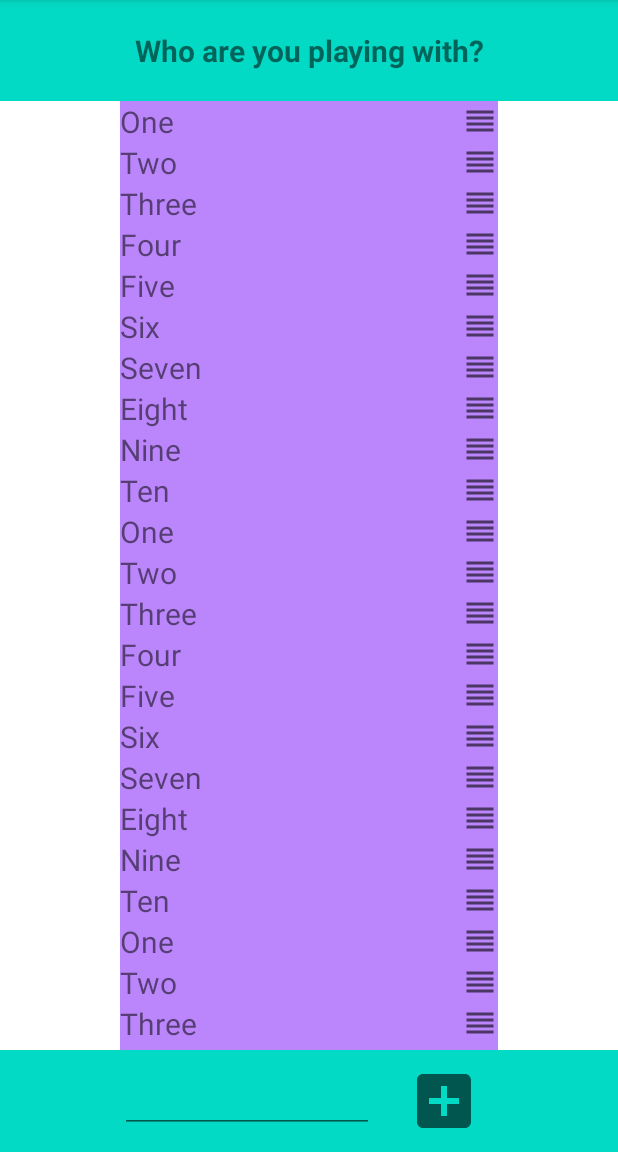
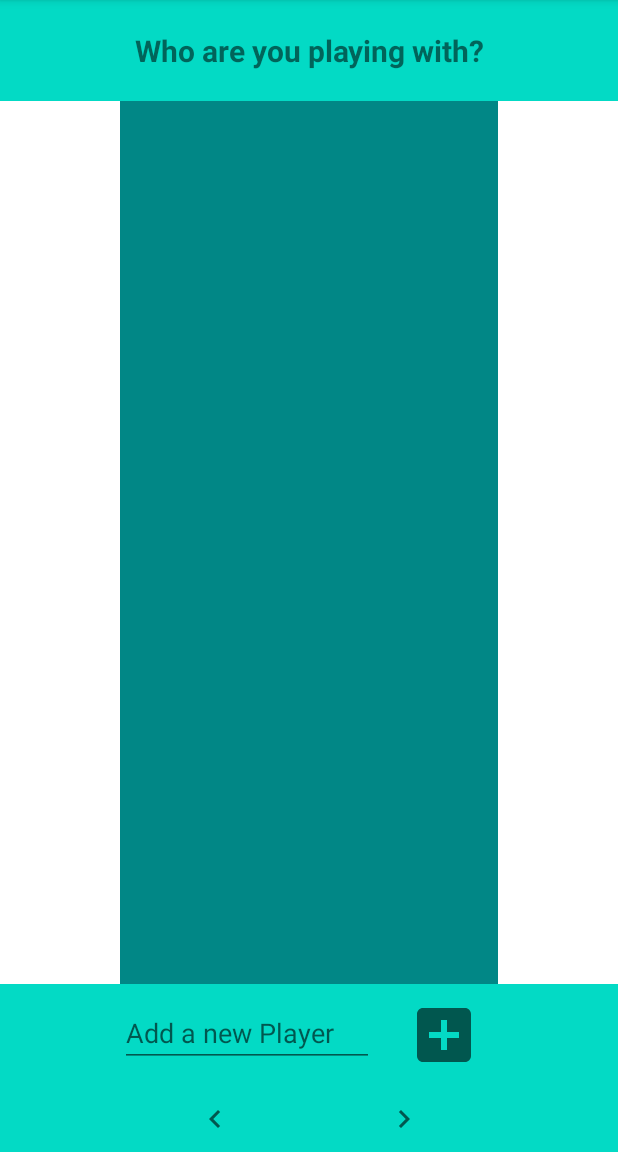
Before and after one commit to jpohlmeyer/scorekeeperkotlin, an Android app: the AddPlayersFragment screen opened through its navigation route, on a phone screen of 412 x 824 dp, the part 84-1236 px from its top. Run offline under Robolectric (Android 15) with nearby library versions, the phone set to English and light mode, and no system bars.

Commit message:
Add AddPlayersViewModel

```diff
--- a/app/build.gradle
+++ b/app/build.gradle
@@ -44,6 +44,9 @@ dependencies {
     implementation 'androidx.legacy:legacy-support-v4:1.0.0'
     kapt 'com.google.dagger:hilt-compiler:2.40.5'
 
+    //ViewModel
+    implementation 'androidx.lifecycle:lifecycle-viewmodel-ktx:2.4.0'
+
     // navigation
     implementation "androidx.navigation:navigation-fragment-ktx:$nav_version"
     implementation "androidx.navigation:navigation-ui-ktx:$nav_version"
--- /dev/null
+++ b/app/src/main/java/com/github/jpohlmeyer/scorekeeperkotlin/model/Player.kt
@@ -0,0 +1,4 @@
+package com.github.jpohlmeyer.scorekeeperkotlin.model
+
+data class Player (var name: String,
+              var points: Int = 0)
--- a/app/src/main/java/com/github/jpohlmeyer/scorekeeperkotlin/screens/AddPlayersFragment.kt
+++ b/app/src/main/java/com/github/jpohlmeyer/scorekeeperkotlin/screens/AddPlayersFragment.kt
@@ -5,19 +5,25 @@ import android.view.LayoutInflater
 import android.view.View
 import android.view.ViewGroup
 import androidx.fragment.app.Fragment
+import androidx.fragment.app.viewModels
+import androidx.lifecycle.Observer
 import androidx.recyclerview.widget.ItemTouchHelper
 import androidx.recyclerview.widget.LinearLayoutManager
 import androidx.recyclerview.widget.RecyclerView
 import com.github.jpohlmeyer.scorekeeperkotlin.databinding.FragmentAddPlayersBinding
-import com.github.jpohlmeyer.scorekeeperkotlin.screens.addplayers.playerlist.OnListTouchListener
+import com.github.jpohlmeyer.scorekeeperkotlin.model.Player
+import com.github.jpohlmeyer.scorekeeperkotlin.screens.addplayers.AddPlayersViewModel
+import com.github.jpohlmeyer.scorekeeperkotlin.screens.addplayers.playerlist.OnTouchListChangedListener
 import com.github.jpohlmeyer.scorekeeperkotlin.screens.addplayers.playerlist.OnStartDragListener
 import com.github.jpohlmeyer.scorekeeperkotlin.screens.addplayers.playerlist.PlayerListAdapter
 import com.github.jpohlmeyer.scorekeeperkotlin.screens.addplayers.playerlist.PlayerNameTouchHelperCallback
+import java.util.*
 
-class AddPlayersFragment : Fragment(), OnStartDragListener, OnListTouchListener {
+class AddPlayersFragment : Fragment(), OnStartDragListener, OnTouchListChangedListener {
 
     private var _binding: FragmentAddPlayersBinding? = null
     private val binding get() = _binding!!
+    private val viewModel: AddPlayersViewModel by viewModels()
     private lateinit var playerlistView: RecyclerView
     private lateinit var itemTouchHelper: ItemTouchHelper
     private lateinit var playerListAdapter: PlayerListAdapter
@@ -38,19 +44,48 @@ class AddPlayersFragment : Fragment(), OnStartDragListener, OnListTouchListener
 
         itemTouchHelper = ItemTouchHelper(PlayerNameTouchHelperCallback(this))
         itemTouchHelper.attachToRecyclerView(playerlistView)
+
+
+        val playerListObserver = Observer<List<Player>> { newList ->
+            playerListAdapter.updatePlayerList(newList)
+        }
+        viewModel.playerLiveData.observe(viewLifecycleOwner, playerListObserver)
+
+        binding.addPlayerButton.setOnClickListener(this::addPlayerOnClick)
+    }
+
+    private fun addPlayerOnClick(view: View) {
+        val player = Player(binding.addPlayerName.text.toString())
+        onItemAdded(player)
+        binding.addPlayerName.setText("")
     }
 
     override fun onStartDrag(viewHolder: RecyclerView.ViewHolder) {
         itemTouchHelper.startDrag(viewHolder)
     }
 
-    override fun onItemMove(fromPosition: Int, toPosition: Int): Boolean {
-        return playerListAdapter.itemMove(fromPosition, toPosition)
+    override fun onItemMove(fromPosition: Int, toPosition: Int) {
+        playerListAdapter.itemMove(fromPosition, toPosition)
+        val playerList: MutableList<Player> = viewModel.playerLiveData.value!!
+        Collections.swap(playerList, fromPosition, toPosition)
+        viewModel.playerLiveData.value = playerList
     }
 
     override fun onItemDismiss(position: Int) {
         playerListAdapter.itemDismiss(position)
+        val playerList: MutableList<Player> = viewModel.playerLiveData.value!!
+        playerList.removeAt(position)
+        viewModel.playerLiveData.value = playerList
     }
+
+    private fun onItemAdded(player: Player) {
+        playerListAdapter.itemAdd(player)
+        val playerList: MutableList<Player> = viewModel.playerLiveData.value!!
+        playerList.add(player)
+        viewModel.playerLiveData.value = playerList
+    }
+
+
 
     override fun onDestroyView() {
         super.onDestroyView()
--- a/app/src/main/java/com/github/jpohlmeyer/scorekeeperkotlin/screens/StartFragment.kt
+++ b/app/src/main/java/com/github/jpohlmeyer/scorekeeperkotlin/screens/StartFragment.kt
@@ -1,32 +1,50 @@
 package com.github.jpohlmeyer.scorekeeperkotlin.screens
 
 import android.os.Bundle
+import android.util.AttributeSet
 import android.view.LayoutInflater
 import android.view.View
 import android.view.ViewGroup
+import android.widget.LinearLayout
 import androidx.fragment.app.Fragment
+import androidx.lifecycle.ViewModelProvider
 import androidx.navigation.fragment.findNavController
 import com.github.jpohlmeyer.scorekeeperkotlin.databinding.FragmentStartBinding
+import com.github.jpohlmeyer.scorekeeperkotlin.screens.start.StartViewModel
+import com.google.android.material.button.MaterialButton
 
 class StartFragment : Fragment() {
 
     private var _binding: FragmentStartBinding? = null
     private val binding get() = _binding!!
 
+    private lateinit var viewModel: StartViewModel
+
     override fun onCreateView(
         inflater: LayoutInflater, container: ViewGroup?,
         savedInstanceState: Bundle?
     ): View? {
         _binding = FragmentStartBinding.inflate(inflater, container, false)
+        viewModel = ViewModelProvider(this).get(StartViewModel::class.java)
         return binding.root
     }
 
     override fun onViewCreated(view: View, savedInstanceState: Bundle?) {
-        binding.simpleGameButton.setOnClickListener {
-            // TODO choose game
-            val action = StartFragmentDirections.actionStartFragmentToAddPlayersFragment()
-            findNavController().navigate(action)
+        viewModel.gameList.forEach {
+            val button = MaterialButton(requireContext())
+            val layoutParams = LinearLayout.LayoutParams(LinearLayout.LayoutParams.MATCH_PARENT,
+                LinearLayout.LayoutParams.WRAP_CONTENT)
+            button.layoutParams = layoutParams
+            button.text = it
+            button.setOnClickListener {
+                // TODO choose which game
+                val action = StartFragmentDirections.actionStartFragmentToAddPlayersFragment()
+                findNavController().navigate(action)
+            }
+            binding.gamelist.addView(button)
         }
+
+
     }
 
     override fun onDestroyView() {
--- /dev/null
+++ b/app/src/main/java/com/github/jpohlmeyer/scorekeeperkotlin/screens/addplayers/AddPlayersViewModel.kt
@@ -0,0 +1,14 @@
+package com.github.jpohlmeyer.scorekeeperkotlin.screens.addplayers
+
+import androidx.lifecycle.MutableLiveData
+import androidx.lifecycle.ViewModel
+import com.github.jpohlmeyer.scorekeeperkotlin.model.Player
+
+class AddPlayersViewModel : ViewModel() {
+    var playerLiveData: MutableLiveData<MutableList<Player>> = MutableLiveData()
+    private var playerList: MutableList<Player> = mutableListOf()
+
+    init {
+        playerLiveData.value = playerList
+    }
+}
--- a/app/src/main/java/com/github/jpohlmeyer/scorekeeperkotlin/screens/addplayers/playerlist/OnListTouchListener.kt
+++ b/app/src/main/java/com/github/jpohlmeyer/scorekeeperkotlin/screens/addplayers/playerlist/OnTouchListChangedListener.kt
@@ -1,7 +1,7 @@
 package com.github.jpohlmeyer.scorekeeperkotlin.screens.addplayers.playerlist
 
-interface OnListTouchListener {
-    fun onItemMove(fromPosition: Int, toPosition: Int): Boolean
+interface OnTouchListChangedListener {
+    fun onItemMove(fromPosition: Int, toPosition: Int)
 
     fun onItemDismiss(position: Int)
 }
--- a/app/src/main/java/com/github/jpohlmeyer/scorekeeperkotlin/screens/addplayers/playerlist/PlayerListAdapter.kt
+++ b/app/src/main/java/com/github/jpohlmeyer/scorekeeperkotlin/screens/addplayers/playerlist/PlayerListAdapter.kt
@@ -6,16 +6,14 @@ import android.view.MotionEvent
 import android.view.ViewGroup
 import androidx.recyclerview.widget.RecyclerView
 import com.github.jpohlmeyer.scorekeeperkotlin.databinding.DraggableStringListItemBinding
+import com.github.jpohlmeyer.scorekeeperkotlin.model.Player
 import java.util.*
 
-class PlayerListAdapter(private val onStartDragListener: OnStartDragListener) : RecyclerView.Adapter<PlayerNameViewHolder>() {
+class PlayerListAdapter(
+    private val onStartDragListener: OnStartDragListener
+    ) : RecyclerView.Adapter<PlayerNameViewHolder>() {
 
-    private val items: MutableList<String?> = mutableListOf(
-            "One", "Two", "Three", "Four", "Five", "Six", "Seven", "Eight", "Nine", "Ten",
-        "One", "Two", "Three", "Four", "Five", "Six", "Seven", "Eight", "Nine", "Ten",
-        "One", "Two", "Three", "Four", "Five", "Six", "Seven", "Eight", "Nine", "Ten",
-        "One", "Two", "Three", "Four", "Five", "Six", "Seven", "Eight", "Nine", "Ten"
-    )
+    private var playerList: MutableList<Player> = mutableListOf()
 
     override fun onCreateViewHolder(parent: ViewGroup, viewType: Int): PlayerNameViewHolder {
         val binding = DraggableStringListItemBinding.inflate(LayoutInflater.from(parent.context), parent, false)
@@ -24,8 +22,8 @@ class PlayerListAdapter(private val onStartDragListener: OnStartDragListener) :
 
     @SuppressLint("ClickableViewAccessibility")
     override fun onBindViewHolder(holder: PlayerNameViewHolder, position: Int) {
-        holder.getTextView().setText(items[position])
-        holder.getDraghandleView().setOnTouchListener { _, event: MotionEvent ->
+        holder.textView.text = playerList[position].name
+        holder.draghandleView.setOnTouchListener { _, event: MotionEvent ->
             if (event.actionMasked == MotionEvent.ACTION_DOWN) {
                 onStartDragListener.onStartDrag(holder)
             }
@@ -34,18 +32,31 @@ class PlayerListAdapter(private val onStartDragListener: OnStartDragListener) :
     }
 
     override fun getItemCount(): Int {
-        return items.size
+        return playerList.size
     }
 
-    fun itemMove(fromPosition: Int, toPosition: Int): Boolean {
-        Collections.swap(items, fromPosition, toPosition)
+    fun itemMove(fromPosition: Int, toPosition: Int) {
+        Collections.swap(playerList, fromPosition, toPosition)
         notifyItemMoved(fromPosition, toPosition)
-        return true
     }
 
     fun itemDismiss(position: Int) {
-        items.removeAt(position)
+        playerList.removeAt(position)
         notifyItemRemoved(position)
+    }
+
+    fun itemAdd(player: Player) {
+        playerList.add(player)
+        notifyItemInserted(playerList.size - 1)
+    }
+
+    @SuppressLint("NotifyDataSetChanged")
+    fun updatePlayerList(playerList: List<Player>) {
+        if (this.playerList != playerList) {
+            this.playerList.clear()
+            this.playerList.addAll(playerList)
+            notifyDataSetChanged()
+        }
     }
 
 
--- a/app/src/main/java/com/github/jpohlmeyer/scorekeeperkotlin/screens/addplayers/playerlist/PlayerNameTouchHelperCallback.kt
+++ b/app/src/main/java/com/github/jpohlmeyer/scorekeeperkotlin/screens/addplayers/playerlist/PlayerNameTouchHelperCallback.kt
@@ -3,7 +3,7 @@ package com.github.jpohlmeyer.scorekeeperkotlin.screens.addplayers.playerlist
 import androidx.recyclerview.widget.ItemTouchHelper
 import androidx.recyclerview.widget.RecyclerView
 
-class PlayerNameTouchHelperCallback(private val onListTouchListener: OnListTouchListener) :
+class PlayerNameTouchHelperCallback(private val onListChangedListener: OnTouchListChangedListener) :
     ItemTouchHelper.SimpleCallback(
         ItemTouchHelper.UP or ItemTouchHelper.DOWN,
         ItemTouchHelper.LEFT or ItemTouchHelper.RIGHT
@@ -14,10 +14,11 @@ class PlayerNameTouchHelperCallback(private val onListTouchListener: OnListTouch
         viewHolder: RecyclerView.ViewHolder,
         target: RecyclerView.ViewHolder
     ): Boolean {
-        return onListTouchListener.onItemMove(viewHolder.adapterPosition, target.adapterPosition)
+        onListChangedListener.onItemMove(viewHolder.adapterPosition, target.adapterPosition)
+        return true
     }
 
     override fun onSwiped(viewHolder: RecyclerView.ViewHolder, direction: Int) {
-        onListTouchListener.onItemDismiss(viewHolder.adapterPosition)
+        onListChangedListener.onItemDismiss(viewHolder.adapterPosition)
     }
 }
--- a/app/src/main/java/com/github/jpohlmeyer/scorekeeperkotlin/screens/addplayers/playerlist/PlayerNameViewHolder.kt
+++ b/app/src/main/java/com/github/jpohlmeyer/scorekeeperkotlin/screens/addplayers/playerlist/PlayerNameViewHolder.kt
@@ -5,16 +5,7 @@ import android.widget.TextView
 import androidx.recyclerview.widget.RecyclerView
 import com.github.jpohlmeyer.scorekeeperkotlin.databinding.DraggableStringListItemBinding
 
-class PlayerNameViewHolder(private val binding: DraggableStringListItemBinding) : RecyclerView.ViewHolder(binding.root) {
-
-    private var textView: TextView = binding.string
-    private var draghandleView: ImageView = binding.draghandle
-
-    fun getTextView(): TextView {
-        return textView
-    }
-
-    fun getDraghandleView(): ImageView {
-        return draghandleView
-    }
+class PlayerNameViewHolder(binding: DraggableStringListItemBinding) : RecyclerView.ViewHolder(binding.root) {
+    var textView: TextView = binding.string
+    var draghandleView: ImageView = binding.draghandle
 }
--- /dev/null
+++ b/app/src/main/java/com/github/jpohlmeyer/scorekeeperkotlin/screens/start/StartViewModel.kt
@@ -0,0 +1,10 @@
+package com.github.jpohlmeyer.scorekeeperkotlin.screens.start
+
+import androidx.lifecycle.ViewModel
+
+class StartViewModel : ViewModel() {
+
+    // TODO how to fill from Model? LiveData?
+    val gameList : MutableList<String> = mutableListOf("Simple Game")
+
+}
--- /dev/null
+++ b/app/src/main/res/drawable/ic_baseline_navigate_before_24.xml
@@ -0,0 +1,10 @@
+<vector xmlns:android="http://schemas.android.com/apk/res/android"
+    android:width="24dp"
+    android:height="24dp"
+    android:viewportWidth="24"
+    android:viewportHeight="24"
+    android:tint="?attr/colorControlNormal">
+  <path
+      android:fillColor="@android:color/white"
+      android:pathData="M15.41,7.41L14,6l-6,6 6,6 1.41,-1.41L10.83,12z"/>
+</vector>
--- /dev/null
+++ b/app/src/main/res/drawable/ic_baseline_navigate_next_24.xml
@@ -0,0 +1,10 @@
+<vector xmlns:android="http://schemas.android.com/apk/res/android"
+    android:width="24dp"
+    android:height="24dp"
+    android:viewportWidth="24"
+    android:viewportHeight="24"
+    android:tint="?attr/colorControlNormal">
+  <path
+      android:fillColor="@android:color/white"
+      android:pathData="M10,6L8.59,7.41 13.17,12l-4.58,4.59L10,18l6,-6z"/>
+</vector>
--- a/app/src/main/res/layout/fragment_add_players.xml
+++ b/app/src/main/res/layout/fragment_add_players.xml
@@ -46,17 +46,20 @@
         android:paddingEnd="80dp"
         android:paddingTop="10dp"
         android:paddingBottom="10dp"
-        app:layout_constraintBottom_toBottomOf="parent"
+        app:layout_constraintBottom_toTopOf="@id/navigate_layout"
         app:layout_constraintLeft_toLeftOf="parent"
         app:layout_constraintRight_toRightOf="parent">
 
         <EditText
+            android:id="@+id/add_player_name"
+            android:hint="Add a new Player"
             android:layout_width="0dp"
             android:layout_height="wrap_content"
             android:layout_weight="0.7"
             android:layout_marginEnd="10dp"/>
 
         <ImageButton
+            android:id="@+id/add_player_button"
             android:background="@null"
             android:layout_width="0dp"
             android:layout_height="wrap_content"
@@ -65,4 +68,36 @@
 
     </LinearLayout>
 
+    <LinearLayout
+        android:background="@color/teal_200"
+        android:id="@+id/navigate_layout"
+        android:layout_width="match_parent"
+        android:layout_height="wrap_content"
+        android:orientation="horizontal"
+        android:paddingStart="80dp"
+        android:paddingEnd="80dp"
+        android:paddingTop="10dp"
+        android:paddingBottom="10dp"
+        app:layout_constraintBottom_toBottomOf="parent"
+        app:layout_constraintLeft_toLeftOf="parent"
+        app:layout_constraintRight_toRightOf="parent">
+
+        <ImageButton
+            android:id="@+id/before_button"
+            android:background="@null"
+            android:layout_width="0dp"
+            android:layout_height="wrap_content"
+            android:layout_weight="0.5"
+            app:srcCompat="@drawable/ic_baseline_navigate_before_24" />
+
+        <ImageButton
+            android:id="@+id/next_button"
+            android:background="@null"
+            android:layout_width="0dp"
+            android:layout_height="wrap_content"
+            android:layout_weight="0.5"
+            app:srcCompat="@drawable/ic_baseline_navigate_next_24" />
+
+    </LinearLayout>
+
 </androidx.constraintlayout.widget.ConstraintLayout>
```
Also changed, not shown: app/src/main/res/layout/fragment_start.xml (+3 -10 lines).
